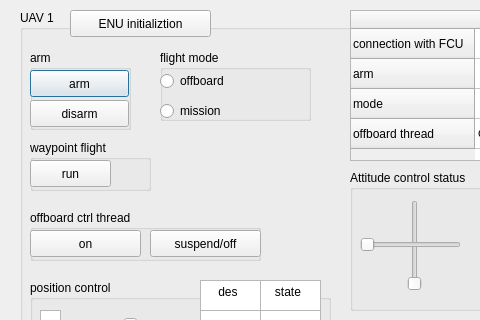
Above: scripts/gui_TK1.ui from lwcworld/px4_controller before the change; both pictures show x 0 to 480 and y 0 to 320 of the 921 by 443 pixel window. Below: the same form after it.
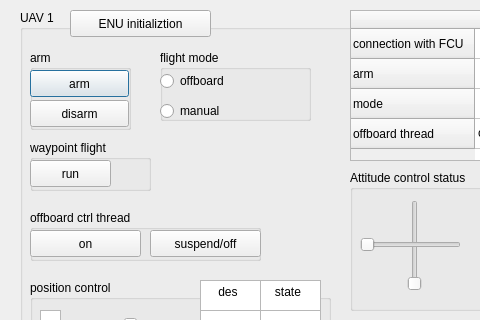
That is the form after the change.

```diff
--- a/scripts/gui_TK1.ui
+++ b/scripts/gui_TK1.ui
@@ -164,7 +164,7 @@
       </rect>
      </property>
      <property name="text">
-      <string>mission</string>
+      <string>manual</string>
      </property>
     </widget>
    </widget>
```
